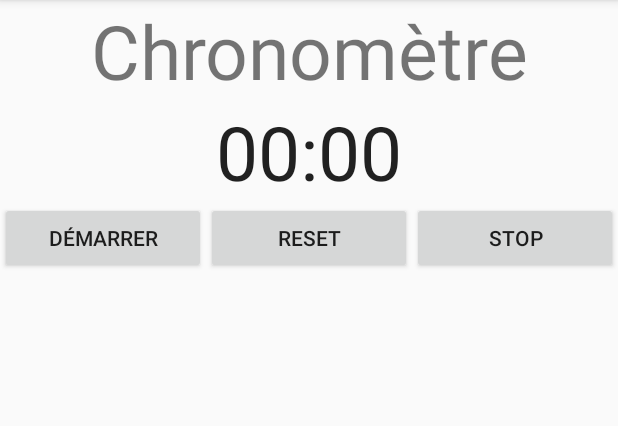
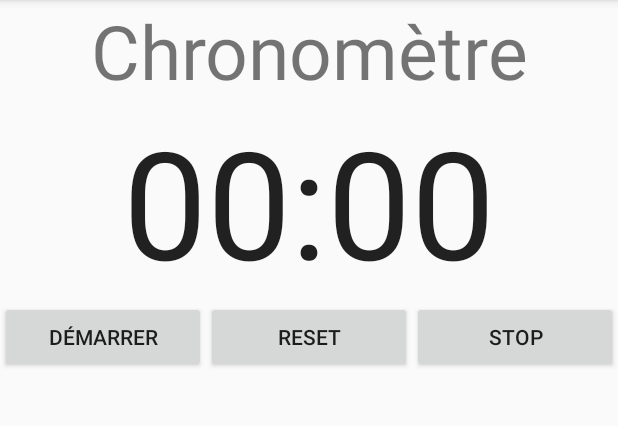
Before and after one commit to NoemieLG/AndroidPorject, an Android app: the screen it shows after launch (ChronoActivity), in the side drawer, after a tap on "Chronomètre", on a phone screen of 412 x 824 dp, the part 84-510 px from its top. Run offline under Robolectric (Android 15) with nearby library versions, the light colour scheme and no system bars.

```diff
--- a/app/src/main/AndroidManifest.xml
+++ b/app/src/main/AndroidManifest.xml
@@ -61,7 +61,8 @@
                 android:resource="@xml/file_paths" />
         </provider>
 
-        <activity android:name=".ChronoActivity"></activity>
+        <activity android:name=".ChronoActivity" />
+        <activity android:name=".BddExtActivity"></activity>
     </application>
 
 </manifest>
--- a/app/src/main/java/com/example/noemie/projectapplication/ChronoActivity.java
+++ b/app/src/main/java/com/example/noemie/projectapplication/ChronoActivity.java
@@ -6,10 +6,12 @@ import android.os.SystemClock;
 import android.support.v7.app.AppCompatActivity;
 import android.os.Bundle;
 import android.view.View;
+import android.widget.ImageView;
 
 public class ChronoActivity extends AppCompatActivity implements ChronoFragment.OnFragmentInteractionListener{
 
     ChronoFragment chronoFragment;
+
 
     @Override
     protected void onCreate(Bundle savedInstanceState) {
--- a/app/src/main/java/com/example/noemie/projectapplication/ChronoFragment.java
+++ b/app/src/main/java/com/example/noemie/projectapplication/ChronoFragment.java
@@ -11,6 +11,7 @@ import android.view.View;
 import android.view.ViewGroup;
 import android.widget.Button;
 import android.widget.Chronometer;
+import android.widget.ImageView;
 import android.widget.TextView;
 
 import java.util.concurrent.atomic.AtomicReference;
@@ -29,6 +30,7 @@ public class ChronoFragment extends Fragment {
     Chronometer chrono;
     Button start, stop, reset;
     TextView title;
+    ImageView image;
     long timeWhenStopped = 0;
     boolean currentlyTiming = false;
 
@@ -84,6 +86,7 @@ public class ChronoFragment extends Fragment {
         start = view.findViewById(R.id.start_xml);
         reset = view.findViewById(R.id.reset_xml);
         stop = view.findViewById(R.id.stop_xml);
+        //image = view.findViewById(R.id.imageView2);
 
         start.setOnClickListener(new View.OnClickListener(){
             public void onClick(View v){
--- a/app/src/main/java/com/example/noemie/projectapplication/MainActivity.java
+++ b/app/src/main/java/com/example/noemie/projectapplication/MainActivity.java
@@ -67,6 +67,7 @@ MainActivity extends AppCompatActivity
             @Override
             public void onItemClick(AdapterView<?> adapterView, View view, int position, long id) {
                     //long itemID = (long) listView.getItemAtPosition(position);
+                //char[] course = adapterView.getItemAtPosition(position);
                 modifyCourse();
             }
         });
@@ -104,6 +105,15 @@ MainActivity extends AppCompatActivity
     }
 
     public void modifyCourse(){
+        /*int i=0;
+        String id = null;
+        while(string[i] != 'n'){
+               i+=1;
+        }
+        for(int j=0; j<i; j++){
+            id = id + string[i];
+        }*/
+        //System.out.println(id);
         Intent intent = new Intent(this, UpdateActivity.class);
         startActivity(intent);
     }
@@ -180,6 +190,8 @@ MainActivity extends AppCompatActivity
             Intent intent = new Intent(this, ChronoActivity.class);
             startActivity(intent);
         } else if (id == R.id.nav_stat) {
+            Intent intent = new Intent(this, BddExtActivity.class);
+            startActivity(intent);
 
         } else if (id == R.id.nav_info) {
 
--- a/app/src/main/res/layout/activity_chrono.xml
+++ b/app/src/main/res/layout/activity_chrono.xml
@@ -6,11 +6,26 @@
     android:layout_height="match_parent"
     tools:context="com.example.noemie.projectapplication.ChronoActivity">
 
+    <LinearLayout
+        android:layout_width="match_parent"
+        android:layout_height="wrap_content"
+        android:orientation="vertical">
+
+    <!--<ImageView
+        android:id="@+id/imageView2"
+        android:layout_width="match_parent"
+        android:layout_height="0dp"
+        android:layout_weight="1"
+        app:srcCompat="@drawable/sprint" />-->
+
     <FrameLayout
         android:id="@+id/chrono_frag"
         android:layout_width="match_parent"
-        android:layout_height="match_parent">
+        android:layout_height="0dp"
+        android:layout_weight="3">
 
     </FrameLayout>
 
+    </LinearLayout>
+
 </android.support.constraint.ConstraintLayout>
--- a/app/src/main/res/layout/content_main.xml
+++ b/app/src/main/res/layout/content_main.xml
@@ -18,7 +18,8 @@
             android:layout_width="match_parent"
             android:layout_height="0dp"
             android:layout_weight="3"
-            app:srcCompat="@drawable/th" />
+            app:srcCompat="@drawable/th"
+            android:background="@color/colorPrimary"/>
 
         <TextView
             android:layout_width="match_parent"
--- a/app/src/main/res/layout/fragment_chrono.xml
+++ b/app/src/main/res/layout/fragment_chrono.xml
@@ -2,6 +2,7 @@
     xmlns:tools="http://schemas.android.com/tools"
     android:layout_width="match_parent"
     android:layout_height="match_parent"
+    xmlns:app="http://schemas.android.com/apk/res-auto"
     tools:context="com.example.noemie.projectapplication.ChronoFragment">
 
     <!-- TODO: Update blank fragment layout -->
@@ -19,12 +20,19 @@
             android:text="Chronomètre"
             android:textSize="50dp" />
 
+        <!--<ImageView
+            android:id="@+id/imageView2"
+            android:layout_width="match_parent"
+            android:layout_height="0dp"
+            android:layout_weight="4"
+            app:srcCompat="@drawable/sprint" />-->
+
         <Chronometer
             android:id="@+id/chronometer2"
             android:layout_width="match_parent"
             android:layout_height="wrap_content"
             android:gravity="center_vertical|center"
-            android:textSize="50dp" />
+            android:textSize="100dp" />
 
         <LinearLayout
             android:layout_width="match_parent"
```
Also changed, not shown: app/src/main/java/com/example/noemie/projectapplication/BddExtActivity.java (added, +122 -0 lines), app/src/main/res/layout/activity_bdd_ext.xml (added, +31 -0 lines).
